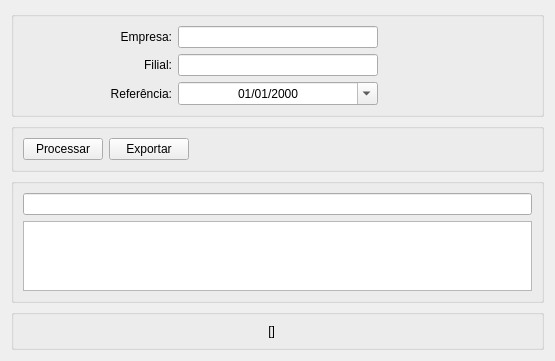
This is relacaocolaborador.ui in fallomermo/SeverinoToolKit as Qt 5 draws it before an edit. The edited form follows.
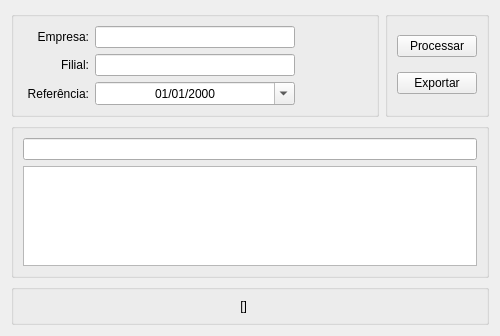
This is the edited form. Icons and pictures are not drawn.

```diff
--- a/relacaocolaborador.ui
+++ b/relacaocolaborador.ui
@@ -6,8 +6,8 @@
    <rect>
     <x>0</x>
     <y>0</y>
-    <width>555</width>
-    <height>349</height>
+    <width>500</width>
+    <height>336</height>
    </rect>
   </property>
   <property name="windowTitle">
@@ -17,29 +17,12 @@
    <string notr="true"/>
   </property>
   <layout class="QGridLayout" name="gridLayout_3">
-   <item row="2" column="0">
-    <widget class="QGroupBox" name="painelTabela">
+   <item row="0" column="1">
+    <widget class="QGroupBox" name="groupBox">
      <property name="title">
       <string/>
      </property>
-     <layout class="QVBoxLayout" name="verticalLayout">
-      <item>
-       <widget class="QLineEdit" name="campoPesquisarObjetosTabela"/>
-      </item>
-      <item>
-       <widget class="QTableWidget" name="tableWidget"/>
-      </item>
-     </layout>
-    </widget>
-   </item>
-   <item row="1" column="0">
-    <widget class="QGroupBox" name="painelAcoes">
-     <property name="title">
-      <string/>
-     </property>
-     <layout class="QGridLayout" name="gridLayout_2">
-      <item row="0" column="0">
-       <layout class="QHBoxLayout" name="horizontalLayout">
+     <layout class="QVBoxLayout" name="verticalLayout_2">
         <item>
          <widget class="QPushButton" name="botaoProcessar">
           <property name="text">
@@ -62,21 +45,6 @@
           </property>
          </widget>
         </item>
-        <item>
-         <spacer name="horizontalSpacer">
-          <property name="orientation">
-           <enum>Qt::Horizontal</enum>
-          </property>
-          <property name="sizeHint" stdset="0">
-           <size>
-            <width>40</width>
-            <height>20</height>
-           </size>
-          </property>
-         </spacer>
-        </item>
-       </layout>
-      </item>
      </layout>
     </widget>
    </item>
@@ -194,7 +162,26 @@
      </layout>
     </widget>
    </item>
-   <item row="3" column="0">
+   <item row="1" column="0" colspan="2">
+    <widget class="QGroupBox" name="painelTabela">
+     <property name="title">
+      <string/>
+     </property>
+     <layout class="QVBoxLayout" name="verticalLayout">
+      <item>
+       <widget class="QLineEdit" name="campoPesquisarObjetosTabela"/>
+      </item>
+      <item>
+       <widget class="QTableWidget" name="tableWidget">
+        <property name="sortingEnabled">
+         <bool>true</bool>
+        </property>
+       </widget>
+      </item>
+     </layout>
+    </widget>
+   </item>
+   <item row="2" column="0" colspan="2">
     <widget class="QGroupBox" name="painelResultados">
      <property name="title">
       <string/>
```
Lines whose indentation alone changed are shown as unchanged.
